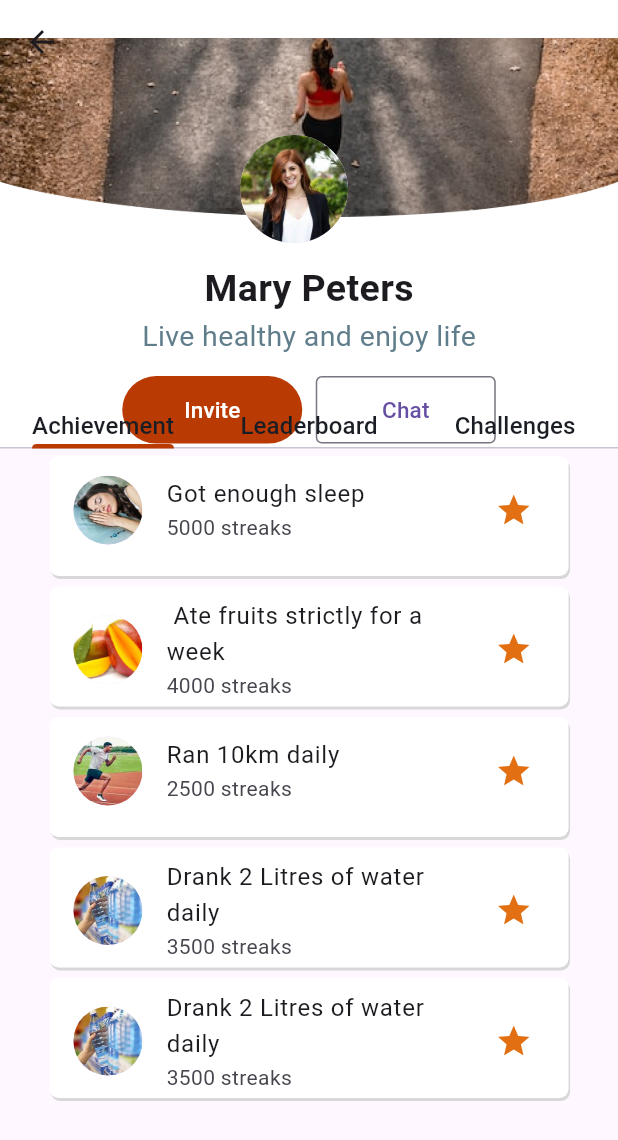
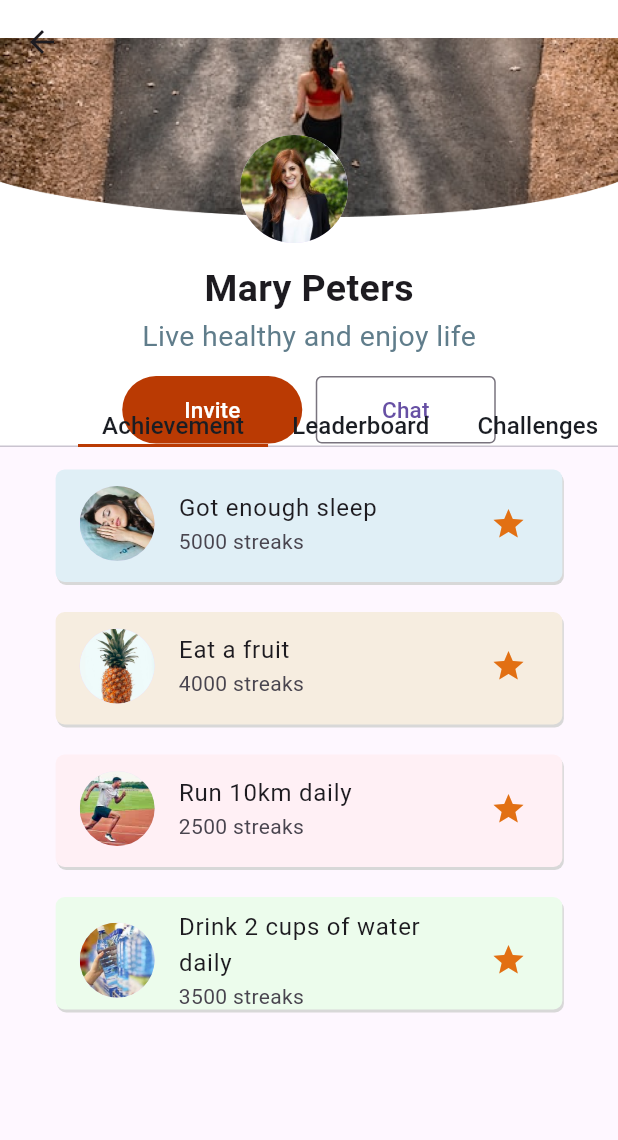
Before and after one commit to Sparklinglily/Habit-Tracker-App, a Flutter app: the screen it shows once a user with an empty profile is signed in, in the side drawer, after a tap on "Profile", on a phone screen of 412 x 824 dp. Shown: the top 1140 px of the screen. Run offline on Flutter 3.47's test engine with Material 3 defaults, Android fonts, the phone set to English and light mode, and no system bars; our stand-ins replace cloud_firestore, email_validator, firebase_auth, firebase_core, flutter_slidable, get and 4 more; missing offline and left inert: dart:ffi; accounts and stored records are empty; network calls fail.

Commit message:
reusable widget for profile tile

```diff
--- /dev/null
+++ b/lib/presentation/views/chat/components/customTiles.dart
@@ -0,0 +1,45 @@
+import 'package:flutter/material.dart';
+import 'package:get/get_connect/http/src/utils/utils.dart';
+import 'package:habit_help/presentation/styles/constants.dart';
+
+class ProfilePageTiles extends StatelessWidget {
+  final Color color;
+  final String title;
+  final String? subtitle;
+  final Widget? rank;
+  final Widget? icon;
+  final AssetImage image;
+  const ProfilePageTiles(
+      {required this.color,
+      required this.title,
+      this.subtitle,
+      this.rank,
+      required this.image,
+      this.icon,
+      super.key});
+
+  @override
+  Widget build(BuildContext context) {
+    final size = MediaQuery.sizeOf(context);
+    return Container(
+      height: 75,
+      width: size.height * .41,
+      decoration: BoxDecoration(
+          color: color,
+          borderRadius: BorderRadius.circular(6),
+          boxShadow: const [BoxShadow(color: fontLight, offset: Offset(1, 2))]),
+      child: ListTile(
+        leading: CircleAvatar(
+          backgroundImage: image,
+          radius: 25,
+        ),
+        title: Text(
+          title,
+          style: TextStyle(),
+        ),
+        subtitle: Text(subtitle ?? ''),
+        trailing: icon,
+      ),
+    );
+  }
+}
--- a/lib/presentation/views/profile/profilePage.dart
+++ b/lib/presentation/views/profile/profilePage.dart
@@ -1,6 +1,7 @@
 import 'package:flutter/material.dart';
 import 'package:get/get_core/src/get_main.dart';
 import 'package:get/get_navigation/get_navigation.dart';
+import 'package:habit_help/presentation/views/chat/components/customTiles.dart';
 import 'package:habit_help/presentation/views/chat/screen/chatHome.dart';
 import 'package:habit_help/presentation/views/profile/tabCards.dart';
 import '../../styles/constants.dart';
@@ -16,35 +17,26 @@ class ProfilePage extends StatefulWidget {
 
 class _ProfilePageState extends State<ProfilePage>
     with SingleTickerProviderStateMixin {
-  late TabController _tabController;
-
-  @override
-  void initState() {
-    super.initState();
-    _tabController = TabController(length: 3, vsync: this);
-  }
-
   @override
   Widget build(BuildContext context) {
     final size = MediaQuery.sizeOf(context);
     return DefaultTabController(
+        //initialIndex: 0,
         length: 3,
         child: Scaffold(
           body: NestedScrollView(
-            headerSliverBuilder:
-                (BuildContext context, bool innerBoxIsScrolled) {
+            headerSliverBuilder: (BuildContext context, bool innerBoxScrolled) {
               return <Widget>[
                 SliverAppBar(
                     // expandedHeight: 100,
                     pinned: true,
                     collapsedHeight: 250,
-                    //floating: true,
+                    floating: true,
                     bottom: const TabBar(
-                      // isScrollable: true,
+                      isScrollable: true,
                       indicatorColor: primaryDark,
-                      indicatorSize: TabBarIndicatorSize.label,
-                      indicatorWeight: 3,
-
+                      indicatorSize: TabBarIndicatorSize.tab,
+                      indicatorWeight: 2,
                       tabs: [
                         Text(
                           "Achievement",
@@ -160,14 +152,13 @@ class _ProfilePageState extends State<ProfilePage>
                             ])))),
               ];
             },
-            body: Padding(
-              padding: const EdgeInsets.only(top: 5.0),
+            body: const Padding(
+              padding: EdgeInsets.only(top: 5.0),
               child: TabBarView(
-                controller: _tabController,
                 children: [
-                  const AchievementBoard(),
-                  const LeaderBoard(),
-                  const ChallengesBoard(),
+                  AchievementBoard(),
+                  LeaderBoard(),
+                  ChallengesBoard(),
                 ],
               ),
             ),
@@ -176,187 +167,64 @@ class _ProfilePageState extends State<ProfilePage>
   }
 }
 
-class _TabBarDelegate extends SliverPersistentHeaderDelegate {
-  final TabBar _tabBar;
-  _TabBarDelegate({required TabBar tabBar}) : _tabBar = tabBar;
-
-  @override
-  Widget build(
-      BuildContext context, double shrinkOffset, bool overlapsContent) {
-    return Container(
-      color: background,
-      child: Column(
-        children: [
-          _tabBar,
-        ],
-      ),
-    );
-  }
-
-  @override
-  double get maxExtent => _tabBar.preferredSize.height;
-
-  @override
-  double get minExtent => _tabBar.preferredSize.height;
-
-  @override
-  bool shouldRebuild(covariant _TabBarDelegate oldDelegate) {
-    // TODO: implement shouldRebuild
-    return true;
-  }
-}
-
 class AchievementBoard extends StatelessWidget {
   const AchievementBoard({Key? key}) : super(key: key);
 
   @override
   Widget build(BuildContext context) {
-    return Padding(
-      padding: const EdgeInsets.only(left: 15, right: 15),
+    return const Padding(
+      padding: EdgeInsets.only(left: 15, right: 15, top: 10),
       child: Column(
         children: [
-          //   child: ListTile(
-          //     leading:
-          //     CircleAvatar(
-          //       backgroundImage: AssetImage("images/water.png"),
-          //       radius: 23,
-          //
-          //     ),
-          //     title:
-          //     Text("Drink water challenge"),
-          //
-          //     trailing: Icon(Icons.star,color: primaryLight,size: 25,),
-          //     subtitle: Text("5000 streaks"),
-          //   ),
-          // ),
-          Container(
-            height: 80,
-            width: MediaQuery.of(context).size.height * .42,
-            decoration: BoxDecoration(
-                color: background,
-                borderRadius: BorderRadius.circular(6),
-                boxShadow: [
-                  const BoxShadow(color: fontLight, offset: Offset(1, 2))
-                ]),
-            child: const ListTile(
-              leading: CircleAvatar(
-                backgroundImage: AssetImage("images/sleeping2.jpg"),
-                radius: 23,
-              ),
-              title: Text("Got enough sleep"),
-              trailing: Icon(
+          ProfilePageTiles(
+              color: Color.fromARGB(255, 224, 239, 246),
+              title: 'Got enough sleep',
+              subtitle: '5000 streaks',
+              image: AssetImage('images/sleeping2.jpg'),
+              icon: Icon(
                 Icons.star,
+                size: 24,
                 color: primaryLight,
-                size: 25,
-              ),
-              subtitle: Text("5000 streaks"),
-            ),
+              )),
+          SizedBox(
+            height: 20,
           ),
-          const SizedBox(
-            height: 7,
+          ProfilePageTiles(
+              color: Color.fromARGB(255, 246, 237, 224),
+              title: 'Eat a fruit',
+              image: AssetImage('images/pineapple.png'),
+              subtitle: '4000 streaks',
+              icon: Icon(
+                Icons.star,
+                size: 24,
+                color: primaryLight,
+              )),
+          SizedBox(
+            height: 20,
           ),
-
-          Container(
-            height: 80,
-            width: MediaQuery.of(context).size.height * .42,
-            decoration: BoxDecoration(
-                color: background,
-                borderRadius: BorderRadius.circular(6),
-                boxShadow: [
-                  const BoxShadow(color: fontLight, offset: Offset(1, 2))
-                ]),
-            child: const ListTile(
-              leading: CircleAvatar(
-                backgroundImage: AssetImage("images/mango.jpg"),
-                radius: 23,
-              ),
-              title: Text(" Ate fruits strictly for a week"),
-              trailing: Icon(
+          ProfilePageTiles(
+              color: Color.fromARGB(255, 255, 240, 245),
+              subtitle: '2500 streaks',
+              title: 'Run 10km daily',
+              image: AssetImage('images/trackRun.jpg'),
+              icon: Icon(
                 Icons.star,
+                size: 24,
                 color: primaryLight,
-                size: 25,
-              ),
-              subtitle: Text("4000 streaks"),
-            ),
+              )),
+          SizedBox(
+            height: 20,
           ),
-          const SizedBox(
-            height: 7,
-          ),
-          Container(
-            height: 80,
-            width: MediaQuery.of(context).size.height * .42,
-            decoration: BoxDecoration(
-                color: background,
-                borderRadius: BorderRadius.circular(6),
-                boxShadow: [
-                  const BoxShadow(color: fontLight, offset: Offset(1, 2))
-                ]),
-            child: const ListTile(
-              leading: CircleAvatar(
-                backgroundImage: AssetImage("images/trackRun.jpg"),
-                radius: 23,
-              ),
-              title: Text("Ran 10km daily"),
-              trailing: Icon(
+          ProfilePageTiles(
+              color: Color.fromARGB(255, 236, 252, 236),
+              subtitle: '3500 streaks',
+              title: 'Drink 2 cups of water daily',
+              image: AssetImage('images/waterhold.jpg'),
+              icon: Icon(
                 Icons.star,
+                size: 24,
                 color: primaryLight,
-                size: 25,
-              ),
-              subtitle: Text("2500 streaks"),
-            ),
-          ),
-          const SizedBox(
-            height: 7,
-          ),
-          Container(
-            height: 80,
-            width: MediaQuery.of(context).size.height * .42,
-            decoration: BoxDecoration(
-                color: background,
-                borderRadius: BorderRadius.circular(6),
-                boxShadow: [
-                  const BoxShadow(color: fontLight, offset: Offset(1, 2))
-                ]),
-            child: const ListTile(
-              leading: CircleAvatar(
-                backgroundImage: AssetImage("images/waterhold.jpg"),
-                radius: 23,
-              ),
-              title: Text("Drank 2 Litres of water daily"),
-              trailing: Icon(
-                Icons.star,
-                color: primaryLight,
-                size: 25,
-              ),
-              subtitle: Text("3500 streaks"),
-            ),
-          ),
-          const SizedBox(
-            height: 7,
-          ),
-          Container(
-            height: 80,
-            width: MediaQuery.of(context).size.height * .42,
-            decoration: BoxDecoration(
-                color: background,
-                borderRadius: BorderRadius.circular(6),
-                boxShadow: [
-                  const BoxShadow(color: fontLight, offset: Offset(1, 2))
-                ]),
-            child: const ListTile(
-              leading: CircleAvatar(
-                backgroundImage: AssetImage("images/waterhold.jpg"),
-                radius: 23,
-              ),
-              title: Text("Drank 2 Litres of water daily"),
-              trailing: Icon(
-                Icons.star,
-                color: primaryLight,
-                size: 25,
-              ),
-              subtitle: Text("3500 streaks"),
-            ),
-          ),
+              ))
         ],
       ),
     );
@@ -368,90 +236,50 @@ class LeaderBoard extends StatelessWidget {
 
   @override
   Widget build(BuildContext context) {
-    return const Padding(
-      padding: EdgeInsets.only(left: 15, right: 15),
+    return Padding(
+      padding: const EdgeInsets.only(left: 15, right: 15, top: 10),
       child: Column(
         children: [
-          Card(
-            elevation: 3,
-            child: ListTile(
-              leading: CircleAvatar(
-                backgroundImage: AssetImage("images/water.png"),
-                radius: 23,
-              ),
-              title: Text("Drink water challenge"),
-              trailing: Icon(
-                Icons.star,
-                color: primaryLight,
-                size: 25,
-              ),
-              subtitle: Text("Rank: 1st"),
-            ),
+          ProfilePageTiles(
+            color: Color.fromARGB(255, 246, 237, 224),
+            title: 'Drink water challenge',
+            image: const AssetImage('images/water2.jpg'),
+            rank: Expanded(
+                child: Row(
+              children: [
+                const Text('Rank 1st: '),
+                Container(
+                  padding: const EdgeInsets.all(8),
+                  decoration: const BoxDecoration(color: primaryLight),
+                  child: const Icon(Icons.star),
+                )
+              ],
+            )),
           ),
-          Card(
-            elevation: 3,
-            child: ListTile(
-              leading: CircleAvatar(
-                backgroundImage: AssetImage("images/pineapple.png"),
-                radius: 23,
-              ),
-              title: Text("Eat A fruit"),
-              trailing: Icon(
-                Icons.star,
-                color: primaryLight,
-                size: 25,
-              ),
-              subtitle: Text("Rank: 2nd"),
-            ),
+          SizedBox(
+            height: 10,
           ),
-          Card(
-            elevation: 3,
-            child: ListTile(
-              leading: CircleAvatar(
-                backgroundImage: AssetImage("images/readingAbOOK.png"),
-                radius: 23,
-              ),
-              title: Text("Read a book"),
-              trailing: Icon(
-                Icons.star,
-                color: primaryLight,
-                size: 25,
-              ),
-              subtitle: Text("Rank: 2nd"),
-            ),
+          const ProfilePageTiles(
+            color: Color.fromARGB(255, 246, 237, 224),
+            title: 'Read a book',
+            image: AssetImage('images/readingAbOOK.png'),
           ),
-          Card(
-            elevation: 3,
-            child: ListTile(
-              leading: CircleAvatar(
-                backgroundImage: AssetImage("images/yoga.png"),
-                radius: 23,
-              ),
-              title: Text("Yoga Streak"),
-              trailing: Icon(
-                Icons.star,
-                color: primaryLight,
-                size: 25,
-              ),
-              subtitle: Text("Rank: 3rd"),
-            ),
+          SizedBox(
+            height: 10,
           ),
-          Card(
-            elevation: 3,
-            child: ListTile(
-              leading: CircleAvatar(
-                backgroundImage: AssetImage("images/readingAbOOK.png"),
-                radius: 23,
-              ),
-              title: Text("planted 3 flowers"),
-              trailing: Icon(
-                Icons.star,
-                color: primaryLight,
-                size: 25,
-              ),
-              subtitle: Text("Rank: 3rd"),
-            ),
+          const ProfilePageTiles(
+            color: Color.fromARGB(255, 246, 237, 224),
+            title: 'Do yoga',
+            image: AssetImage('images/yoga2.jpeg'),
           ),
+          SizedBox(
+            height: 10,
+          ),
+          const ProfilePageTiles(
+            color: Color.fromARGB(255, 246, 237, 224),
+            title: 'Eat a fruit',
+            image: AssetImage('images/pineapple.png'),
+          )
         ],
       ),
     );
@@ -467,7 +295,7 @@ class ChallengesBoard extends StatelessWidget {
       child: Column(
         children: [
           Padding(
-            padding: const EdgeInsets.only(left: 15, right: 15.0),
+            padding: const EdgeInsets.only(left: 15, top: 8, right: 15.0),
             child: Container(
               height: 200,
               width: 400,
```
Also changed, not shown: images/yoga2.jpeg (added).
